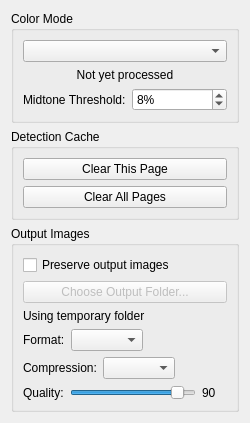
Qt form src/core/filters/finalize/OptionsWidget.ui (abandoned-industries/scantailor-spectre) before a commit.
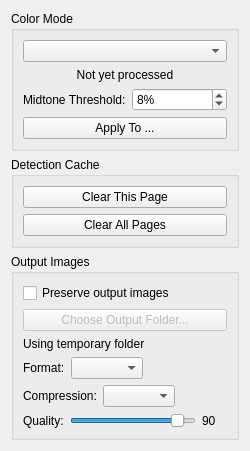
The same form after that commit.

Commit message:
Light mode: fix dark background, add Apply To in Finalize filter
- Fix light mode background: change ImageViewBase background from #939393
  to #c8c8c8 in light scheme stylesheet for better visibility
- Add "Apply To..." button in Finalize filter to apply color mode settings
  to multiple pages using the full page_layout::ApplyDialog
- Bump version to 1.1.0a95

🤖 Generated with [Claude Code](https://claude.com/claude-code)

The edit to the form file:
```diff
--- a/src/core/filters/finalize/OptionsWidget.ui
+++ b/src/core/filters/finalize/OptionsWidget.ui
@@ -60,6 +60,13 @@
         </item>
        </layout>
       </item>
+      <item>
+       <widget class="QPushButton" name="applyToBtn">
+        <property name="text">
+         <string>Apply To ...</string>
+        </property>
+       </widget>
+      </item>
      </layout>
     </widget>
    </item>
```
The commit also changes 6 other files.
